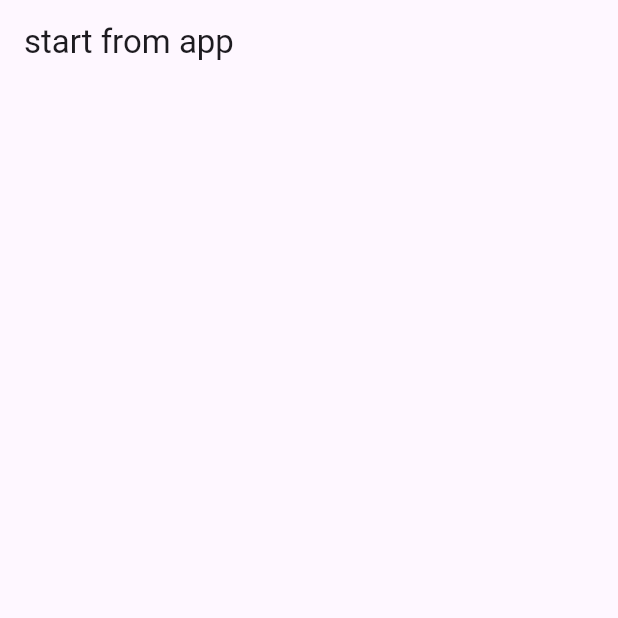
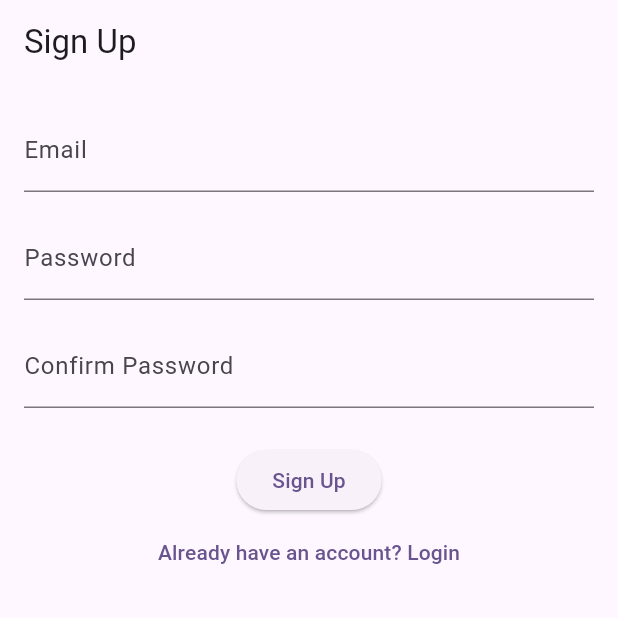
Before and after one commit to shahzadhsp/iffi, a Flutter app: the screen it shows after launch, on a phone screen of 412 x 824 dp, the top half of it. Run offline on Flutter 3.47's test engine with Material 3 defaults, Android fonts, the phone set to English and light mode, and no system bars; our stand-ins replace firebase_auth, firebase_core, flutter_screenutil; accounts and stored records are empty.

Commit message:
auth implemented

```diff
--- /dev/null
+++ b/lib/data/services/firebase_auth_services.dart
@@ -0,0 +1,41 @@
+// auth_service.dart
+import 'package:firebase_auth/firebase_auth.dart';
+
+class AuthService {
+  final FirebaseAuth _auth = FirebaseAuth.instance;
+
+  // Sign up with email and password
+  Future<User?> signUpWithEmailAndPassword(
+      String email, String password) async {
+    try {
+      UserCredential result = await _auth.createUserWithEmailAndPassword(
+        email: email,
+        password: password,
+      );
+      return result.user;
+    } catch (e) {
+      print("Sign up error: $e");
+      return null;
+    }
+  }
+
+  // Sign in with email and password
+  Future<User?> signInWithEmailAndPassword(
+      String email, String password) async {
+    try {
+      UserCredential result = await _auth.signInWithEmailAndPassword(
+        email: email,
+        password: password,
+      );
+      return result.user;
+    } catch (e) {
+      print("Sign in error: $e");
+      return null;
+    }
+  }
+
+  // Sign out
+  Future<void> signOut() async {
+    await _auth.signOut();
+  }
+}
--- a/lib/main.dart
+++ b/lib/main.dart
@@ -1,15 +1,14 @@
 import 'package:flutter/material.dart';
 import 'package:firebase_core/firebase_core.dart';
 import 'package:flutter_screenutil/flutter_screenutil.dart';
-import 'package:get/get.dart';
+import 'package:iffi_store/presentation/ui/sign_up/sign_up_screen.dart';
 import 'firebase_options.dart';
 
 void main() async {
 
   WidgetsFlutterBinding.ensureInitialized();
   await Firebase.initializeApp(options: DefaultFirebaseOptions.currentPlatform);
-
-  runApp(const MyApp());
+  runApp(const MyApp(),);
 }
 
 class MyApp extends StatelessWidget {
@@ -29,23 +28,10 @@ class MyApp extends StatelessWidget {
           theme: ThemeData(
             colorScheme: ColorScheme.fromSeed(seedColor: Colors.deepPurple),
           ),
-          home: SignUpScreen(),
+          home: SignupScreen(),
         );
       },
     );
   }
 
 }
-class SignUpScreen extends StatefulWidget {
-  const SignUpScreen({super.key});
-
-  @override
-  State<SignUpScreen> createState() => _SignUpScreenState();
-}
-
-class _SignUpScreenState extends State<SignUpScreen> {
-  @override
-  Widget build(BuildContext context) {
-    return Scaffold(appBar:AppBar(title: Text('start from app'),) ,);
-  }
-}
--- /dev/null
+++ b/lib/presentation/ui/sign_up/sign_up_screen.dart
@@ -0,0 +1,127 @@
+// signup_screen.dart
+import 'package:flutter/material.dart';
+import 'package:iffi_store/data/services/firebase_auth_services.dart';
+import 'package:iffi_store/presentation/ui/sign_up/login/login_screen.dart';
+
+class SignupScreen extends StatefulWidget {
+  const SignupScreen({super.key});
+
+  @override
+  _SignupScreenState createState() => _SignupScreenState();
+}
+
+class _SignupScreenState extends State<SignupScreen> {
+  final _formKey = GlobalKey<FormState>();
+  final _emailController = TextEditingController();
+  final _passwordController = TextEditingController();
+  final _confirmPasswordController = TextEditingController();
+  final AuthService _authService = AuthService();
+  bool _isLoading = false;
+
+  @override
+  void dispose() {
+    _emailController.dispose();
+    _passwordController.dispose();
+    _confirmPasswordController.dispose();
+    super.dispose();
+  }
+
+  Future<void> _signUp() async {
+    if (_formKey.currentState!.validate()) {
+      if (_passwordController.text != _confirmPasswordController.text) {
+        ScaffoldMessenger.of(
+          context,
+        ).showSnackBar(SnackBar(content: Text('password not match')));
+
+        return;
+      }
+
+      setState(() => _isLoading = true);
+
+      final user = await _authService.signUpWithEmailAndPassword(
+        _emailController.text.trim(),
+        _passwordController.text.trim(),
+      );
+
+      setState(() => _isLoading = false);
+
+      if (user != null) {
+        ScaffoldMessenger.of(
+          context,
+        ).showSnackBar(SnackBar(content: Text('sign up Successful')));
+
+        Navigator.push(context,MaterialPageRoute(builder: (context)=>LoginScreen()));
+      }
+    }
+  }
+
+  @override
+  Widget build(BuildContext context) {
+    return Scaffold(
+      appBar: AppBar(title: const Text('Sign Up')),
+      body: Padding(
+        padding: const EdgeInsets.all(16.0),
+        child: Form(
+          key: _formKey,
+          child: Column(
+            children: [
+              TextFormField(
+                controller: _emailController,
+                decoration: const InputDecoration(labelText: 'Email'),
+                keyboardType: TextInputType.emailAddress,
+                validator: (value) {
+                  if (value == null || value.isEmpty) {
+                    return 'Please enter your email';
+                  }
+                  return null;
+                },
+              ),
+              const SizedBox(height: 16),
+              TextFormField(
+                controller: _passwordController,
+                decoration: const InputDecoration(labelText: 'Password'),
+                obscureText: true,
+                validator: (value) {
+                  if (value == null || value.isEmpty) {
+                    return 'Please enter a password';
+                  }
+                  if (value.length < 6) {
+                    return 'Password must be at least 6 characters';
+                  }
+                  return null;
+                },
+              ),
+              const SizedBox(height: 16),
+              TextFormField(
+                controller: _confirmPasswordController,
+                decoration: const InputDecoration(
+                  labelText: 'Confirm Password',
+                ),
+                obscureText: true,
+                validator: (value) {
+                  if (value == null || value.isEmpty) {
+                    return 'Please confirm your password';
+                  }
+                  return null;
+                },
+              ),
+              const SizedBox(height: 24),
+              _isLoading
+                  ? const CircularProgressIndicator()
+                  : ElevatedButton(
+                    onPressed: _signUp,
+                    child: const Text('Sign Up'),
+                  ),
+              TextButton(
+                onPressed: () {
+                  Navigator.pushReplacementNamed(context, '/login');
+                },
+                child: const Text('Already have an account? Login'),
+              ),
+            ],
+          ),
+        ),
+      ),
+    );
+  }
+}
--- a/pubspec.yaml
+++ b/pubspec.yaml
@@ -41,6 +41,7 @@ dependencies:
   get: any
   go_router: any
   flutter_screenutil: any
+  fluttertoast: ^8.2.12
 
 dev_dependencies:
   flutter_test:
```
Also changed, not shown: lib/core/utils.dart (added, +79 -0 lines), lib/presentation/ui/sign_up/home/home_screen.dart (added, +29 -0 lines), lib/presentation/ui/sign_up/login/login_screen.dart (added, +99 -0 lines), pubspec.lock.
